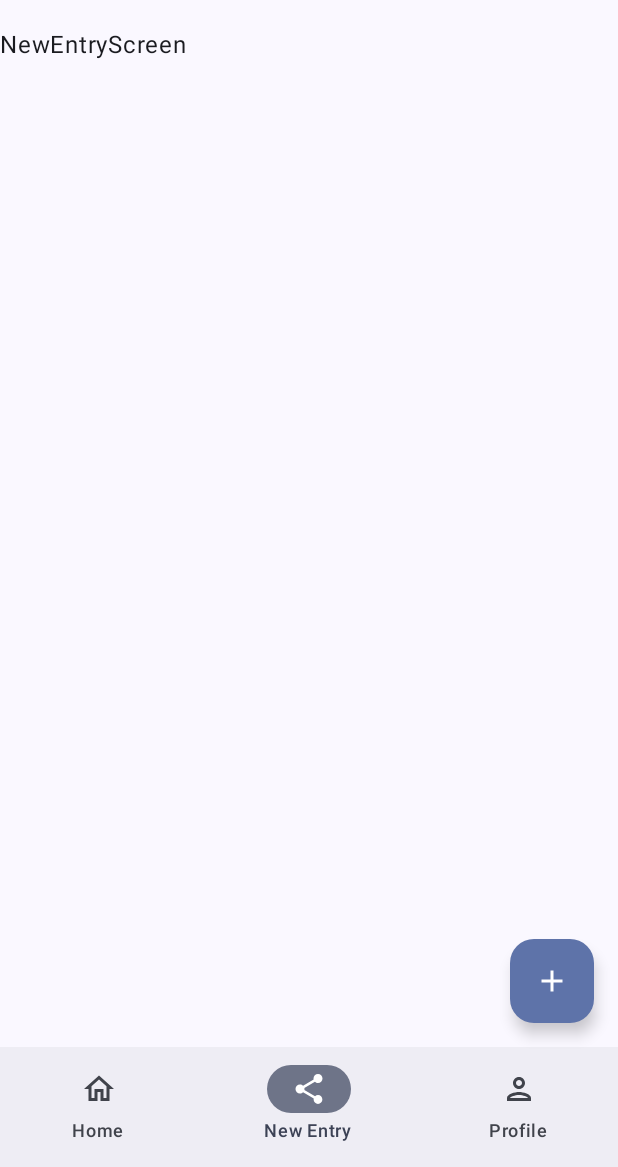
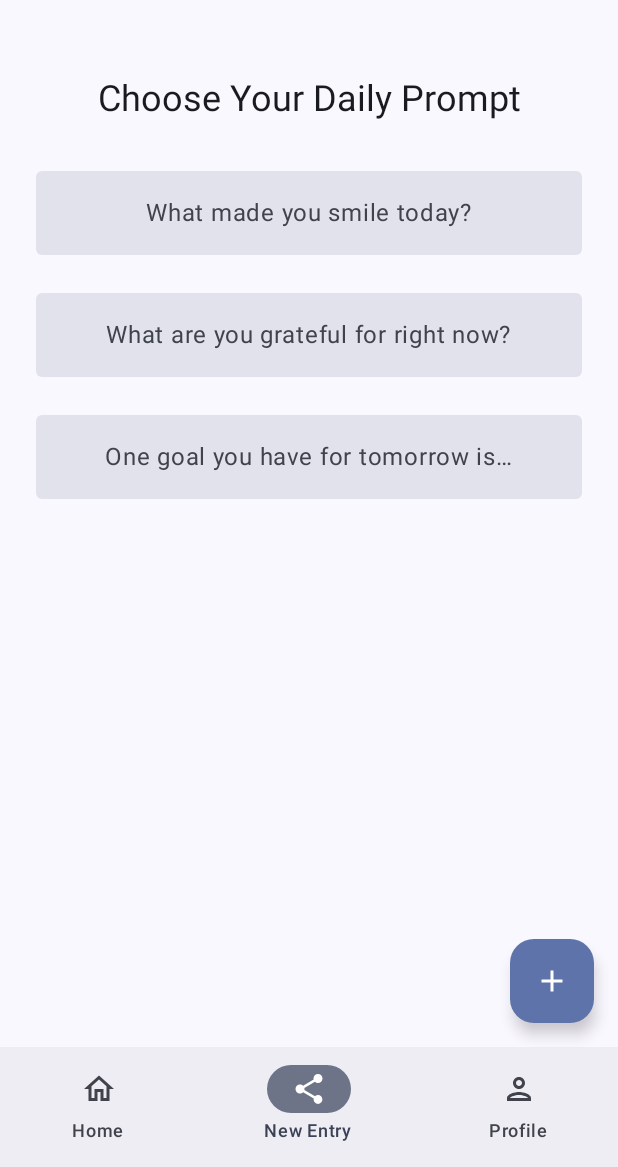
Before and after one commit to mariuskuehnast/MoCo_2025_Team_1, an Android app built with Jetpack Compose: the screen it shows after launch (MainActivity), item 2 of the bottom bar chosen, on a phone screen of 412 x 824 dp, the part 69-1236 px from its top. Run offline under Robolectric (Android 15) with nearby library versions, the phone set to English and light mode, and no system bars.

Commit message:
Add prompt selection screen with interactive UI

```diff
--- a/app/src/main/java/com/example/moco2025team1/MainActivity.kt
+++ b/app/src/main/java/com/example/moco2025team1/MainActivity.kt
@@ -16,8 +16,8 @@ import com.example.moco2025team1.model.Contact
 import com.example.moco2025team1.ui.composables.ContactCard
 import com.example.moco2025team1.ui.composables.OurScaffold
 import com.example.moco2025team1.ui.screens.HomeScreen
-import com.example.moco2025team1.ui.screens.NewEntryScreen
 import com.example.moco2025team1.ui.screens.ProfileScreen
+import com.example.moco2025team1.ui.screens.PromptSelectionScreen
 import com.example.moco2025team1.ui.theme.MOCO2025Team1Theme
 import kotlinx.serialization.Serializable
 
@@ -54,8 +54,8 @@ class MainActivity : ComponentActivity() {
 //                            val name = backStack.toRoute<HomeRoute>().name
                             ProfileScreen()
                         }
-                        composable<NewEntryRoute> {
-                            NewEntryScreen()
+                        composable<PromptSelectionRoute> {
+                            PromptSelectionScreen(navController)
                         }
                     }
 
@@ -93,7 +93,7 @@ sealed class Route
 data object HomeRoute : Route()
 
 @Serializable
-data object NewEntryRoute : Route()
+data object PromptSelectionRoute : Route()
 
 @Serializable
 data object ProfileRoute : Route()
--- a/app/src/main/java/com/example/moco2025team1/ui/composables/NavBar.kt
+++ b/app/src/main/java/com/example/moco2025team1/ui/composables/NavBar.kt
@@ -19,7 +19,7 @@ import androidx.compose.ui.graphics.vector.ImageVector
 import androidx.compose.ui.tooling.preview.Preview
 import com.example.moco2025team1.ProfileRoute
 import com.example.moco2025team1.HomeRoute
-import com.example.moco2025team1.NewEntryRoute
+import com.example.moco2025team1.PromptSelectionRoute
 import com.example.moco2025team1.Route
 
 @Composable
@@ -55,7 +55,7 @@ data object Home :
     BottomBarItem("Home", HomeRoute, Icons.Filled.Home, Icons.Outlined.Home)
 
 data object NewEntry :
-    BottomBarItem("New Entry", NewEntryRoute, Icons.Filled.Share, Icons.Filled.Share)
+    BottomBarItem("New Entry", PromptSelectionRoute, Icons.Filled.Share, Icons.Filled.Share)
 
 data object Profile :
     BottomBarItem("Profile", ProfileRoute, Icons.Filled.Person, Icons.Outlined.Person)
--- /dev/null
+++ b/app/src/main/java/com/example/moco2025team1/ui/composables/PromptCard.kt
@@ -0,0 +1,91 @@
+package com.example.moco2025team1.ui.composables
+
+import androidx.compose.animation.Crossfade
+import androidx.compose.animation.animateColorAsState
+import androidx.compose.foundation.clickable
+import androidx.compose.foundation.layout.Box
+import androidx.compose.foundation.layout.Column
+import androidx.compose.foundation.layout.Spacer
+import androidx.compose.foundation.layout.fillMaxSize
+import androidx.compose.foundation.layout.fillMaxWidth
+import androidx.compose.foundation.layout.height
+import androidx.compose.foundation.layout.padding
+import androidx.compose.foundation.shape.RoundedCornerShape
+import androidx.compose.material3.Card
+import androidx.compose.material3.CardDefaults
+import androidx.compose.material3.MaterialTheme
+import androidx.compose.material3.Text
+import androidx.compose.runtime.Composable
+import androidx.compose.runtime.getValue
+import androidx.compose.ui.Alignment
+import androidx.compose.ui.Modifier
+import androidx.compose.ui.tooling.preview.Preview
+import androidx.compose.ui.unit.dp
+
+@Composable
+fun PromptCard(
+    prompt: String,
+    isSelected: Boolean,
+    onCardClick: () -> Unit
+) {
+    val bgColor by animateColorAsState(
+        targetValue = if (isSelected)
+            MaterialTheme.colorScheme.primaryContainer
+        else
+            MaterialTheme.colorScheme.surfaceVariant
+    )
+
+    Card(
+        colors = CardDefaults.cardColors(containerColor = bgColor),
+        shape = RoundedCornerShape(4.dp),
+        modifier = Modifier
+            .fillMaxWidth()
+            .height(56.dp)
+            .clickable { onCardClick() }
+    ) {
+        Crossfade(targetState = isSelected) { selected ->
+            Box(Modifier.fillMaxSize(), contentAlignment = Alignment.Center) {
+                if (!selected) {
+                    Text(prompt, style = MaterialTheme.typography.bodyLarge)
+                } else {
+                    Text(
+                        text = "Use this prompt",
+                        style = MaterialTheme.typography.bodyLarge,
+                        color = MaterialTheme.colorScheme.onPrimaryContainer
+                    )
+                }
+            }
+        }
+    }
+}
+
+
+@Composable
+@Preview(showBackground = true)
+fun PromptCardPreview() {
+    Column(modifier = Modifier.padding(16.dp)) {
+        PromptCard(
+            prompt = "Sample prompt 1",
+            isSelected = false,
+            onCardClick = {}
+        )
+        Spacer(modifier = Modifier.height(12.dp))
+        PromptCard(
+            prompt = "Sample prompt 2",
+            isSelected = true,
+            onCardClick = {}
+        )
+    }
+}
+
+@Composable
+@Preview(showBackground = true, showSystemUi = true)
+fun PromptCardScaffoledPreview() {
+    OurScaffold() {
+        PromptCard(
+            prompt = "Sample prompt 1",
+            isSelected = false,
+            onCardClick = {}
+        )
+    }
+}
--- a/app/src/main/java/com/example/moco2025team1/ui/screens/NewEntryScreen.kt
+++ /dev/null
@@ -1,9 +0,0 @@
-package com.example.moco2025team1.ui.screens
-
-import androidx.compose.material3.Text
-import androidx.compose.runtime.Composable
-
-@Composable
-fun NewEntryScreen(){
-    Text("NewEntryScreen")
-}
--- /dev/null
+++ b/app/src/main/java/com/example/moco2025team1/ui/screens/PromptSelectionScreen.kt
@@ -0,0 +1,64 @@
+package com.example.moco2025team1.ui.screens
+
+import androidx.compose.foundation.layout.*
+import androidx.compose.material3.MaterialTheme
+import androidx.compose.material3.Text
+import androidx.compose.runtime.*
+import androidx.compose.ui.Alignment
+import androidx.compose.ui.Modifier
+import androidx.compose.ui.text.style.TextAlign
+import androidx.compose.ui.unit.dp
+import androidx.navigation.NavController
+import com.example.moco2025team1.ui.composables.PromptCard
+
+//should be replaced by a database eventually
+val DAILY_PROMPTS = listOf(
+    "What made you smile today?",
+    "Describe a challenge you overcame.",
+    "What are you grateful for right now?",
+    "Write about a moment you felt calm.",
+    "What did you learn today?",
+    "Who helped you today and how?",
+    "One goal you have for tomorrow is…",
+    "How are you feeling in this moment?"
+)
+
+@Composable
+fun PromptSelectionScreen(navController: NavController) {
+
+    val todaysPrompts = remember { DAILY_PROMPTS.shuffled().take(3) }
+
+    var selectedIndex by remember { mutableStateOf<Int?>(null) }
+
+    Column(
+        modifier = Modifier
+            .fillMaxSize()
+            .padding(horizontal = 24.dp, vertical = 32.dp),
+        horizontalAlignment = Alignment.CenterHorizontally
+    ) {
+
+        Text(
+            text = "Choose Your Daily Prompt",
+            style = MaterialTheme.typography.headlineSmall,
+            textAlign = TextAlign.Center,
+            modifier = Modifier.padding(bottom = 32.dp)
+        )
+
+        todaysPrompts.forEachIndexed { index, prompt ->
+            PromptCard(
+                prompt       = prompt,
+                isSelected   = (selectedIndex == index),
+                onCardClick  = {
+                    if (selectedIndex == index) {
+                        //placeholder for journalentry route
+                        navController.popBackStack()
+                    } else {
+                        selectedIndex = index
+                    }
+                }
+            )
+
+            Spacer(modifier = Modifier.height(25.dp))
+        }
+    }
+}
```
